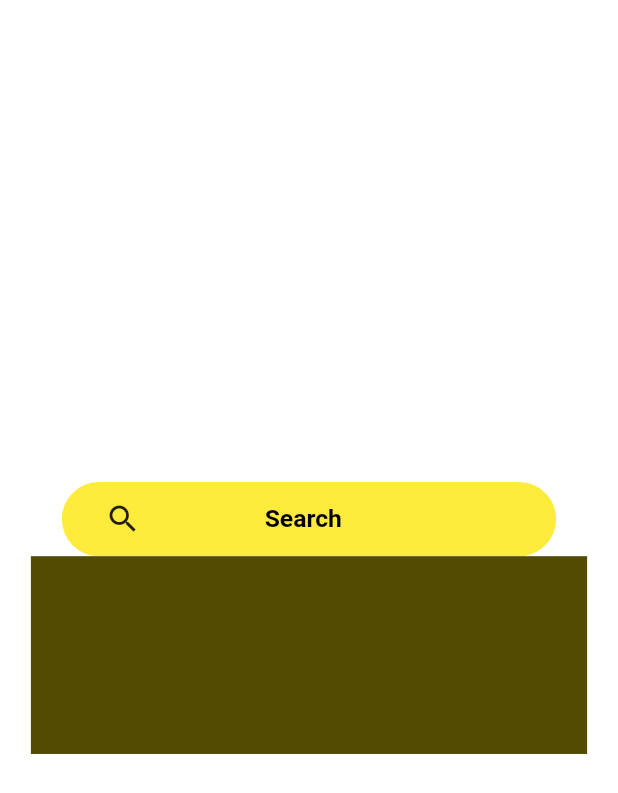
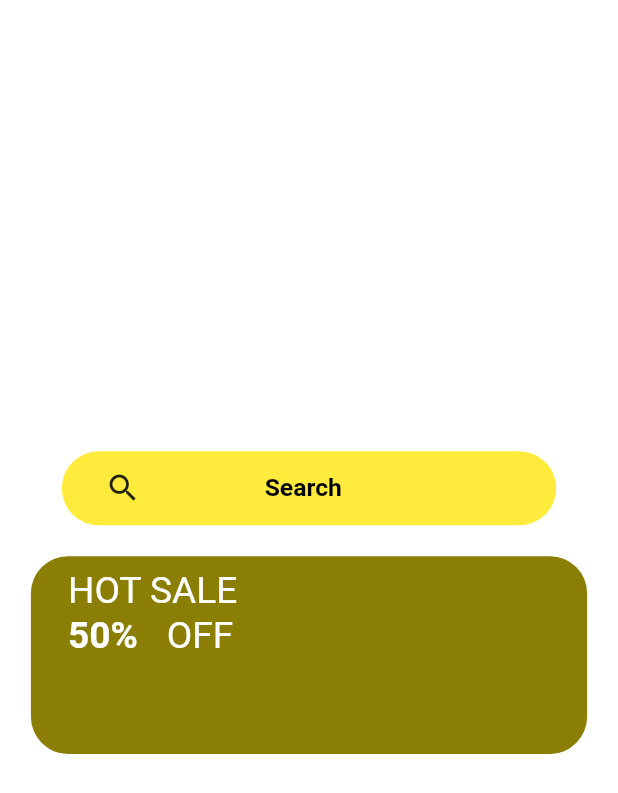
Before and after one commit to PrabeshPP/Sneakers-Shop, a Flutter app: the screen it shows after launch, on a phone screen of 412 x 824 dp. Shown: the top 793 px of the screen. Run offline on Flutter 3.47's test engine with Material 2 defaults, Android fonts, the phone set to English and light mode, and no system bars; our stand-ins replace bloc, equatable, flutter_bloc, google_fonts, shared_preferences.

Commit message:
HomePage UI

```diff
--- a/sneakers/lib/view/widgets/UI/homepage/offer.dart
+++ b/sneakers/lib/view/widgets/UI/homepage/offer.dart
@@ -6,11 +6,46 @@ class OfferCard extends StatelessWidget {
   @override
   Widget build(BuildContext context) {
     var size = MediaQuery.of(context).size;
-    return Container(
-      height: size.height*0.16,
-      width: size.width*0.9,
-      decoration: const BoxDecoration(
-        color: Color.fromARGB(255, 83, 75, 1)
+    return Padding(
+      padding: EdgeInsets.all(size.height * 0.025),
+      child: Stack(
+        children: [
+          Container(
+            height: size.height * 0.16,
+            width: size.width * 0.9,
+            decoration: BoxDecoration(
+                color: const Color.fromARGB(255, 139, 126, 4),
+                borderRadius: BorderRadius.circular(size.width * 0.06)),
+          ),
+          Positioned(
+              top: size.height * 0.01,
+              left: size.width * 0.06,
+              child: Text(
+                "HOT SALE",
+                style: TextStyle(
+                    color: Colors.white, fontSize: size.height * 0.03),
+              )),
+          Positioned(
+              top: size.height * 0.046,
+              left: size.width * 0.06,
+              child: Text(
+                "50%",
+                style: TextStyle(
+                    color: Colors.white,
+                    fontSize: size.height * 0.03,
+                    fontWeight: FontWeight.bold),
+              )),
+          Positioned(
+              top: size.height * 0.046,
+              left: size.width * 0.22,
+              child: Text(
+                "OFF",
+                style: TextStyle(
+                  color: Colors.white,
+                  fontSize: size.height * 0.03,
+                ),
+              )),
+        ],
       ),
     );
   }
```
